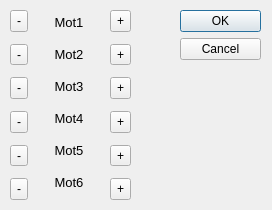
Above: 4_userInterface/ScorbotUI_cpp/scorbotUi/ui_source/freeMoveWindow.ui from Alfystar/Scorbot-CA before the change. Below: the same form after it.
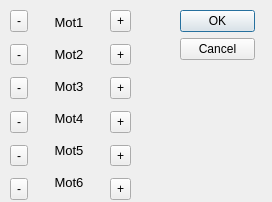
That is the form after the change.

```diff
--- a/4_userInterface/ScorbotUI_cpp/scorbotUi/ui_source/freeMoveWindow.ui
+++ b/4_userInterface/ScorbotUI_cpp/scorbotUi/ui_source/freeMoveWindow.ui
@@ -7,7 +7,7 @@
                 <x>0</x>
                 <y>0</y>
                 <width>272</width>
-                <height>210</height>
+                <height>202</height>
             </rect>
         </property>
         <property name="windowTitle">
@@ -18,8 +18,8 @@
                 <rect>
                     <x>180</x>
                     <y>10</y>
-                    <width>81</width>
-                    <height>201</height>
+                    <width>75</width>
+                    <height>61</height>
                 </rect>
             </property>
             <property name="orientation">
```
Left out of the diff: 24 changed lines with no effect on the pictures.
